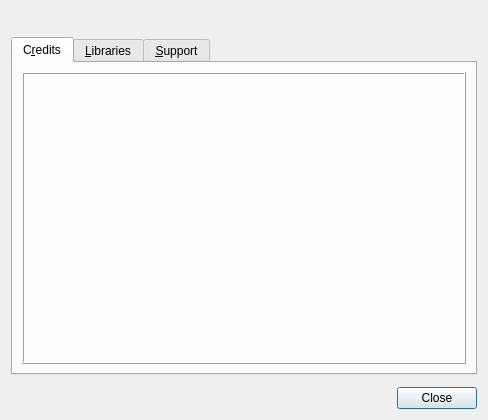
This is src/qrvthtool/windows/AboutDialog.ui in GerbilSoft/rvthtool as Qt 5 draws it before an edit. The edited form follows.
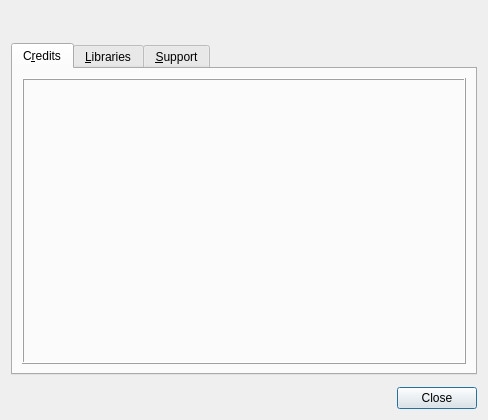
This is the edited form. Icons and pictures are not drawn.

Commit message: [qrvthtool] AboutDialog: Improve the centering of the logo and text.

Diff of the .ui file:
```diff
--- a/src/qrvthtool/windows/AboutDialog.ui
+++ b/src/qrvthtool/windows/AboutDialog.ui
@@ -18,9 +18,22 @@
     <number>12</number>
    </property>
    <item>
-    <layout class="QHBoxLayout" name="hboxPrgTitle" stretch="1,2">
+    <layout class="QHBoxLayout" name="hboxPrgTitle">
      <item>
-      <widget class="QLabel" name="lblRvtHLogo">
+      <spacer name="hspcTitle1">
+       <property name="orientation">
+        <enum>Qt::Horizontal</enum>
+       </property>
+       <property name="sizeHint" stdset="0">
+        <size>
+         <width>40</width>
+         <height>20</height>
+        </size>
+       </property>
+      </spacer>
+     </item>
+     <item>
+      <widget class="QLabel" name="lblLogo">
        <property name="sizePolicy">
         <sizepolicy hsizetype="Minimum" vsizetype="Minimum">
          <horstretch>0</horstretch>
@@ -36,7 +49,10 @@
       </widget>
      </item>
      <item>
-      <widget class="QLabel" name="lblPrgTitle">
+      <widget class="QLabel" name="lblTitle">
+       <property name="textFormat">
+        <enum>Qt::RichText</enum>
+       </property>
        <property name="alignment">
         <set>Qt::AlignCenter</set>
        </property>
@@ -45,6 +61,19 @@
        </property>
       </widget>
      </item>
+     <item>
+      <spacer name="hspcTitle2">
+       <property name="orientation">
+        <enum>Qt::Horizontal</enum>
+       </property>
+       <property name="sizeHint" stdset="0">
+        <size>
+         <width>40</width>
+         <height>20</height>
+        </size>
+       </property>
+      </spacer>
+     </item>
     </layout>
    </item>
    <item>
```
The commit also changes 1 other file.
